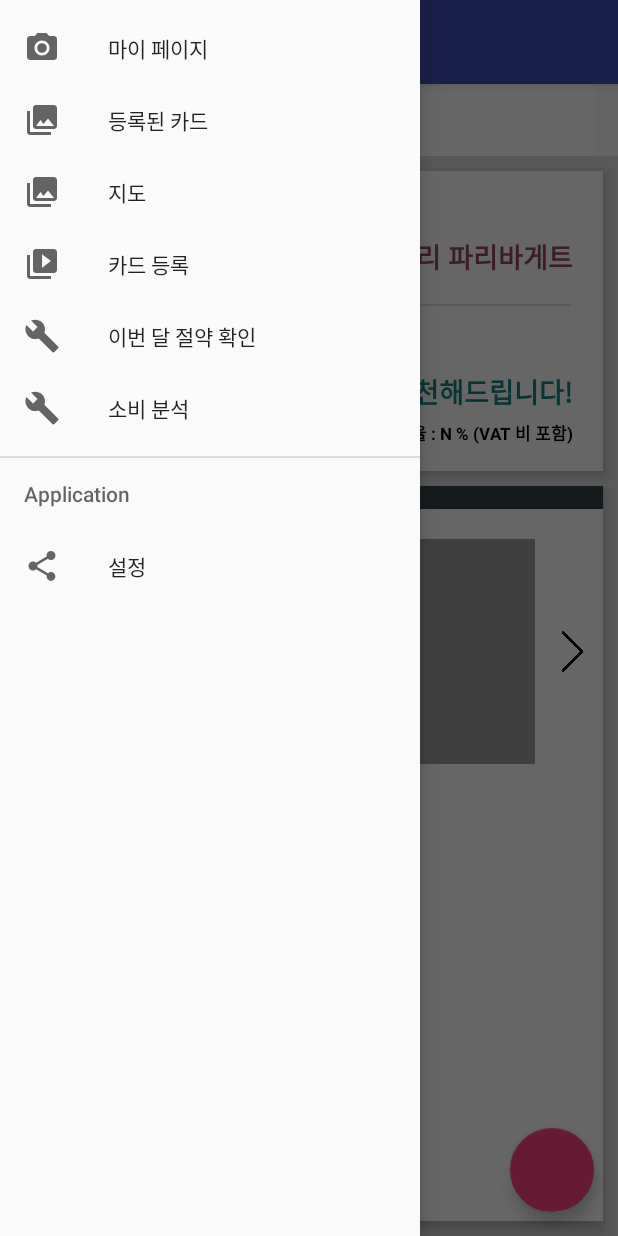
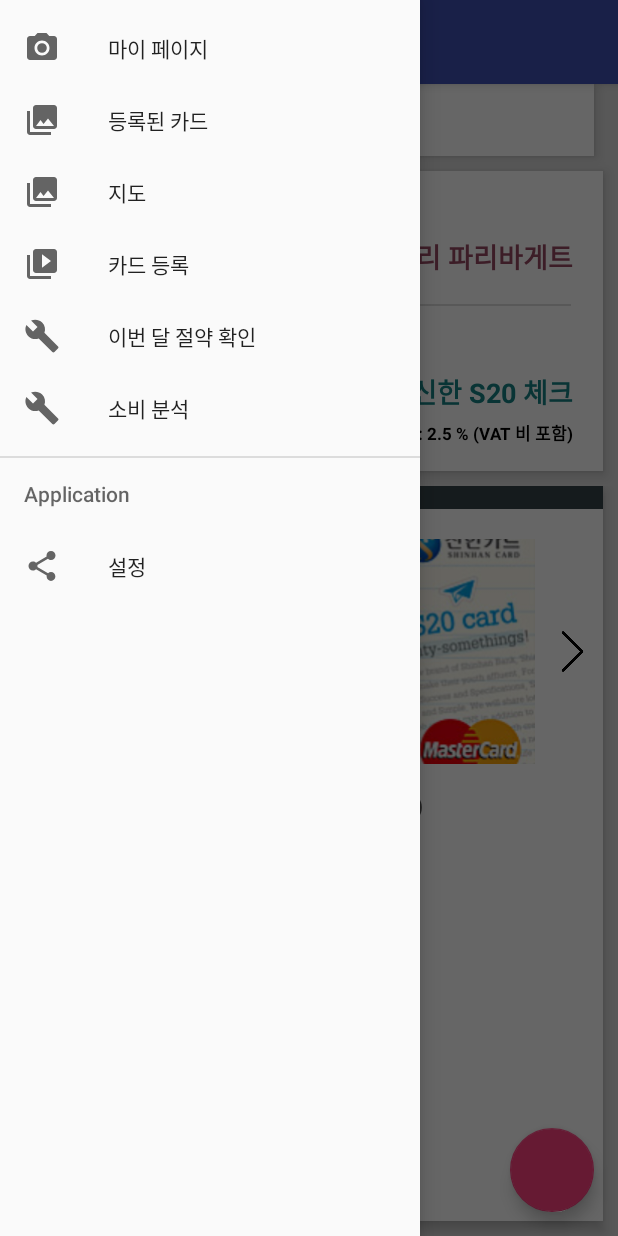
Before and after one commit to CheongWoonHyoung/180127_AutoPay, an Android app: the screen it shows after launch (MainActivity), with the side drawer open, on a phone screen of 412 x 824 dp. Run offline under Robolectric (Android 15) with nearby library versions, the phone set to English and light mode, and no system bars; libraries missing offline, so code that uses them is left out: com.kakao.auth, com.kakao.network, com.kakao.usermgmt, com.kakao.util; 2 statements that could not run were skipped.

```diff
--- a/app/src/main/java/com/example/sarpa/autopay/MainActivity.java
+++ b/app/src/main/java/com/example/sarpa/autopay/MainActivity.java
@@ -1,6 +1,7 @@
 package com.example.sarpa.autopay;
 
 import android.app.AlertDialog;
+import android.content.Context;
 import android.content.DialogInterface;
 import android.content.Intent;
 import android.content.pm.PackageInfo;
@@ -56,6 +57,7 @@ public class MainActivity extends AppCompatActivity
     ImageView iv_card;
     public int card_cnt = 0;
 
+    TextView currentposition;
     TextView tv_card_name;
     TextView tv_card_priority;
     TextView tv_recom_card_name;
@@ -64,6 +66,7 @@ public class MainActivity extends AppCompatActivity
     EditText editText;
     GPSTracker gps = null;
 
+    public static Context mContext;
     public static Handler mHandler;
     SearchView searchView;
     public static int RENEW_GPS = 1;
@@ -75,7 +78,7 @@ public class MainActivity extends AppCompatActivity
     protected void onCreate(Bundle savedInstanceState) {
         super.onCreate(savedInstanceState);
         setContentView(R.layout.activity_main);
-
+        mContext = this;
         // 다이얼로그 바디
         AlertDialog.Builder alert_confirm = new AlertDialog.Builder(this);
         // 메세지
@@ -105,6 +108,7 @@ public class MainActivity extends AppCompatActivity
             }
         });
 
+        currentposition = (TextView)findViewById(R.id.currentposition);
         btn_card_left = (Button)findViewById(R.id.card_left_arrow);
         btn_card_right = (Button)findViewById(R.id.card_right_arrow);
         iv_card = (ImageView)findViewById(R.id.card_img_viewer);
@@ -321,6 +325,12 @@ public class MainActivity extends AppCompatActivity
         return super.onOptionsItemSelected(item);
     }
 
+    public void change(int num){
+        if (num ==1){
+            currentposition.setText("울주군 구영리 랑콩뜨레");
+        }
+    }
+
     @SuppressWarnings("StatementWithEmptyBody")
     @Override
     public boolean onNavigationItemSelected(MenuItem item) {
--- a/app/src/main/res/layout/content_main.xml
+++ b/app/src/main/res/layout/content_main.xml
@@ -11,14 +11,14 @@
     <LinearLayout
         android:orientation="vertical"
         android:layout_width="match_parent"
-        android:background="#00ffffff"
+        android:background="#DDDDDD"
         android:layout_height="match_parent">
         <SearchView
             android:layout_marginLeft="16dp"
             android:layout_marginRight="16dp"
             android:id="@+id/searchView"
             android:layout_width="match_parent"
-            android:elevation="0dp"
+            android:elevation="5dp"
             android:background="#FFFFFF"
             android:layout_height="wrap_content">
         </SearchView>
@@ -77,6 +77,7 @@
                     </LinearLayout>
 
                     <TextView
+                        android:id="@+id/currentposition"
                         android:layout_gravity="right"
                         android:textStyle="bold"
                         android:textColor="#974862"
@@ -131,7 +132,7 @@
                         android:layout_width="wrap_content"
                         android:layout_height="wrap_content"
                         android:textSize="18dp"
-                        android:text="카드를 추천해드립니다!"/>
+                        android:text="신한 S20 체크"/>
                     <TextView
                         android:id="@+id/recommend_card_value"
                         android:textStyle="bold"
@@ -142,7 +143,7 @@
                         android:layout_marginRight="20dp"
                         android:layout_width="wrap_content"
                         android:layout_height="wrap_content"
-                        android:text="\u002A 할인율 : N % (VAT 비 포함)"/>
+                        android:text="\u002A 할인율 : 2.5 % (VAT 비 포함)"/>
 
 
                 </LinearLayout>
@@ -210,7 +211,7 @@
                         android:layout_marginRight="10dp"
                         android:layout_weight="1"
                         android:scaleType="centerCrop"
-                        android:src="@drawable/card_img0">
+                        android:src="@drawable/card_img1">
                     </ImageView>
 
                     <Button
@@ -242,7 +243,7 @@
                         android:layout_width="wrap_content"
                         android:layout_height="wrap_content"
                         android:layout_marginTop="15dp"
-                        android:text="AutoPay"
+                        android:text="신한 S20 체크 (주거래)"
                         android:textColor="#555555"
                         android:textSize="15dp"
                         android:textStyle="bold" />
```
Also changed, not shown: app/src/main/java/com/example/sarpa/autopay/MapActivity.java (+32 -0 lines).
